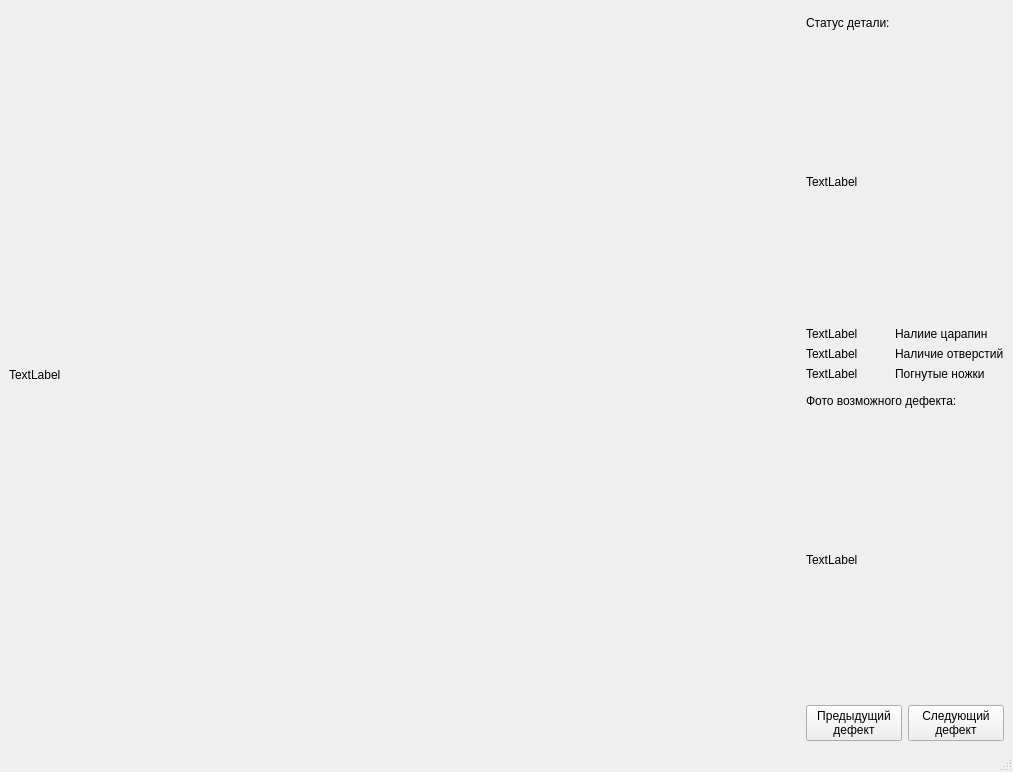
sersh4nt/inspection-stand, file defects/main.ui: the form before one commit.
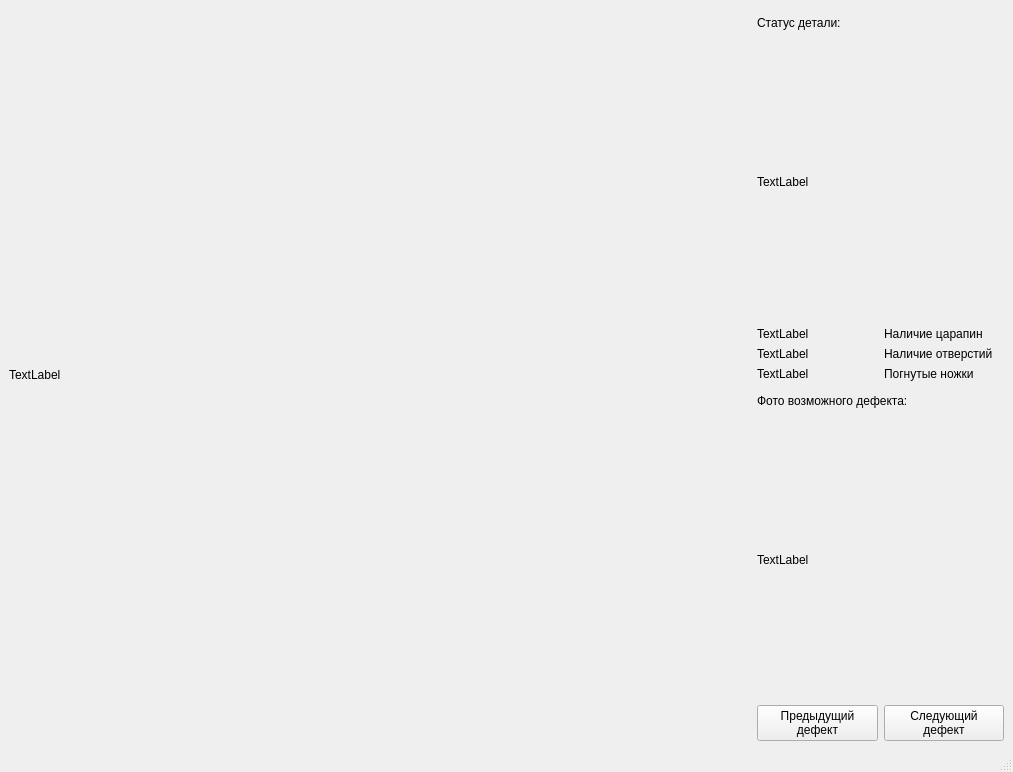
The form after the commit.

What changed in the file:
```diff
--- a/defects/main.ui
+++ b/defects/main.ui
@@ -14,7 +14,7 @@
    <string>Поиск дефектов</string>
   </property>
   <widget class="QWidget" name="centralwidget">
-   <layout class="QHBoxLayout" name="horizontalLayout" stretch="4,1">
+   <layout class="QHBoxLayout" name="horizontalLayout" stretch="3,1">
     <item>
      <widget class="QLabel" name="main_view">
       <property name="text">
@@ -33,62 +33,60 @@
       </item>
       <item>
        <widget class="QLabel" name="status">
+        <property name="sizePolicy">
+         <sizepolicy hsizetype="MinimumExpanding" vsizetype="MinimumExpanding">
+          <horstretch>0</horstretch>
+          <verstretch>0</verstretch>
+         </sizepolicy>
+        </property>
         <property name="text">
          <string>TextLabel</string>
         </property>
        </widget>
       </item>
       <item>
-       <layout class="QHBoxLayout" name="horizontalLayout_3" stretch="0,0">
-        <item>
-         <layout class="QVBoxLayout" name="verticalLayout_2">
-          <item>
-           <widget class="QLabel" name="scratch_indicator">
+       <layout class="QGridLayout" name="gridLayout">
+        <item row="0" column="0">
+         <widget class="QLabel" name="scratch_inidcator">
             <property name="text">
              <string>TextLabel</string>
             </property>
            </widget>
           </item>
-          <item>
-           <widget class="QLabel" name="hole_indicator">
+        <item row="1" column="0">
+         <widget class="QLabel" name="holes_indicator">
             <property name="text">
              <string>TextLabel</string>
             </property>
            </widget>
           </item>
-          <item>
-           <widget class="QLabel" name="leg_indicator">
+        <item row="2" column="0">
+         <widget class="QLabel" name="legs_indicator">
             <property name="text">
              <string>TextLabel</string>
             </property>
            </widget>
           </item>
-         </layout>
-        </item>
-        <item>
-         <layout class="QVBoxLayout" name="verticalLayout_3">
-          <item>
+        <item row="0" column="1">
            <widget class="QLabel" name="label_5">
             <property name="text">
-             <string>Налиие царапин</string>
+           <string>Наличие царапин</string>
             </property>
            </widget>
           </item>
-          <item>
+        <item row="1" column="1">
            <widget class="QLabel" name="label_6">
             <property name="text">
              <string>Наличие отверстий</string>
             </property>
            </widget>
           </item>
-          <item>
+        <item row="2" column="1">
            <widget class="QLabel" name="label_8">
             <property name="text">
              <string>Погнутые ножки</string>
             </property>
            </widget>
-          </item>
-         </layout>
         </item>
        </layout>
       </item>
```
Lines whose indentation alone changed are shown as unchanged.
